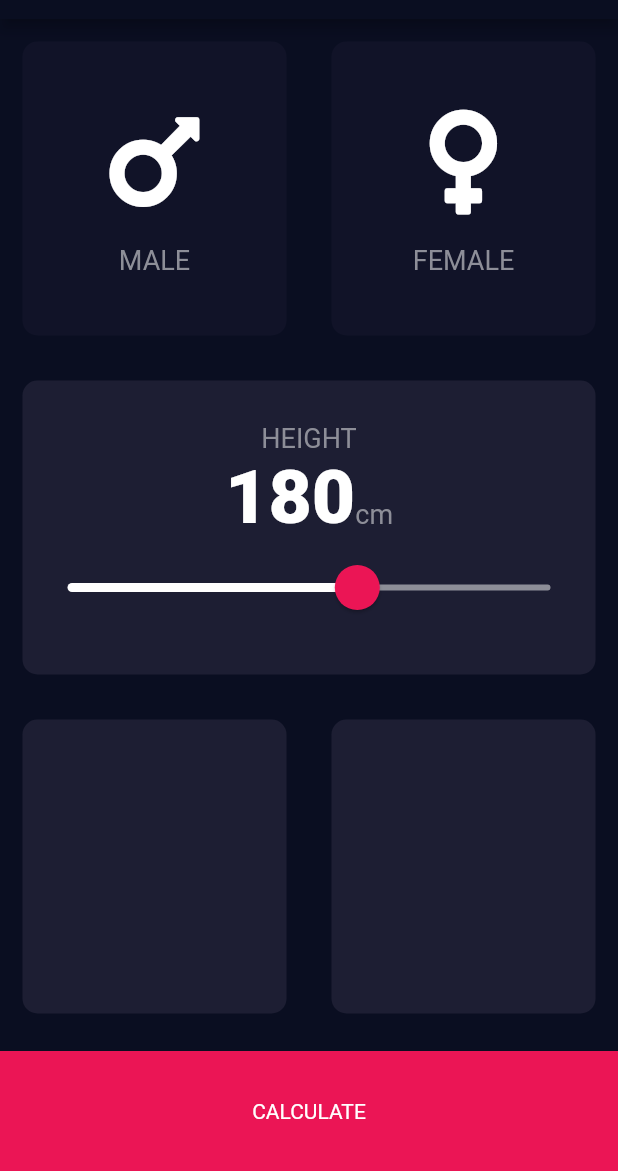
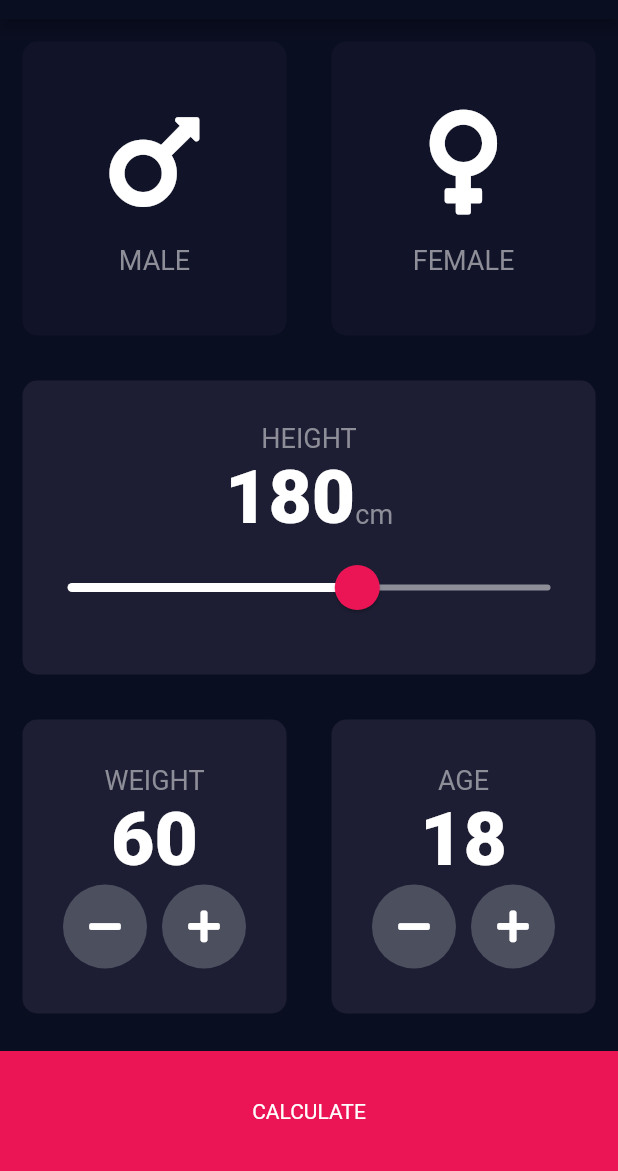
Before and after one commit to sanefc23/bmi_calc_flutter, a Flutter app: the screen it shows after launch, on a phone screen of 412 x 824 dp, the part 65-1236 px from its top. Run offline on Flutter 3.47's test engine with Material 2 defaults, Android fonts, the phone set to English and light mode, and no system bars; our stand-ins replace font_awesome_flutter.

Commit message:
Completed content of all input cards

```diff
--- a/lib/input_page.dart
+++ b/lib/input_page.dart
@@ -18,6 +18,8 @@ class InputPage extends StatefulWidget {
 class _InputPageState extends State<InputPage> {
   Gender selectedGender;
   int height = 180;
+  int weight = 60;
+  int age = 18;
 
   @override
   Widget build(BuildContext context) {
@@ -124,11 +126,85 @@ class _InputPageState extends State<InputPage> {
                 Expanded(
                   child: ReusableCard(
                     colorTag: kActiveCardColor,
+                    childCard: Column(
+                      mainAxisAlignment: MainAxisAlignment.center,
+                      children: <Widget>[
+                        Text(
+                          'WEIGHT',
+                          style: kLabelTextStyle,
+                        ),
+                        Text(
+                          weight.toString(),
+                          style: kNumberTextStyle,
+                        ),
+                        Row(
+                          mainAxisAlignment: MainAxisAlignment.center,
+                          children: <Widget>[
+                            RoundIconButton(
+                              icon: FontAwesomeIcons.minus,
+                              onPress: () {
+                                setState(() {
+                                  weight--;
+                                });
+                              },
+                            ),
+                            SizedBox(
+                              width: 10.0,
+                            ),
+                            RoundIconButton(
+                              icon: FontAwesomeIcons.plus,
+                              onPress: () {
+                                setState(() {
+                                  weight++;
+                                });
+                              },
+                            ),
+                          ],
+                        ),
+                      ],
+                    ),
                   ),
                 ),
                 Expanded(
                   child: ReusableCard(
                     colorTag: kActiveCardColor,
+                    childCard: Column(
+                      mainAxisAlignment: MainAxisAlignment.center,
+                      children: <Widget>[
+                        Text(
+                          'AGE',
+                          style: kLabelTextStyle,
+                        ),
+                        Text(
+                          age.toString(),
+                          style: kNumberTextStyle,
+                        ),
+                        Row(
+                          mainAxisAlignment: MainAxisAlignment.center,
+                          children: <Widget>[
+                            RoundIconButton(
+                              icon: FontAwesomeIcons.minus,
+                              onPress: () {
+                                setState(() {
+                                  age--;
+                                });
+                              },
+                            ),
+                            SizedBox(
+                              width: 10.0,
+                            ),
+                            RoundIconButton(
+                              icon: FontAwesomeIcons.plus,
+                              onPress: () {
+                                setState(() {
+                                  age++;
+                                });
+                              },
+                            ),
+                          ],
+                        ),
+                      ],
+                    ),
                   ),
                 ),
               ],
@@ -148,3 +224,25 @@ class _InputPageState extends State<InputPage> {
     );
   }
 }
+
+class RoundIconButton extends StatelessWidget {
+  RoundIconButton({@required this.icon, @required this.onPress});
+
+  final IconData icon;
+  final Function onPress;
+
+  @override
+  Widget build(BuildContext context) {
+    return RawMaterialButton(
+      child: Icon(icon),
+      onPressed: onPress,
+      elevation: 0.0,
+      constraints: BoxConstraints.tightFor(
+        width: 56.0,
+        height: 56.0,
+      ),
+      shape: CircleBorder(),
+      fillColor: Color(0xFF4C4F5E),
+    );
+  }
+}
```
